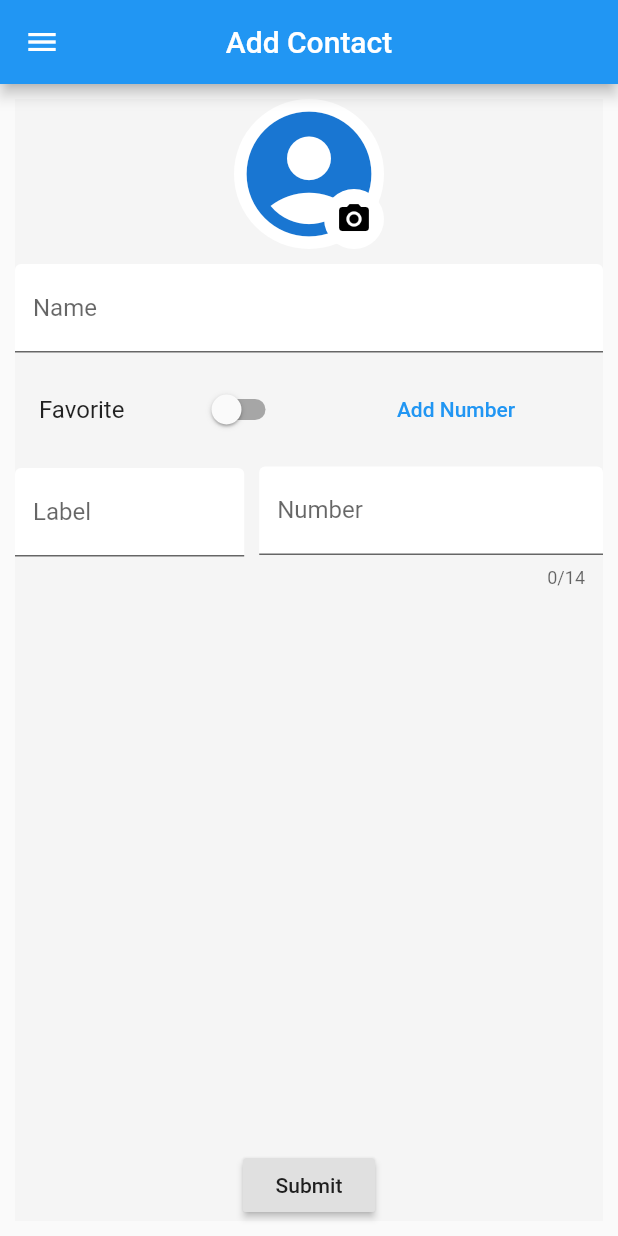
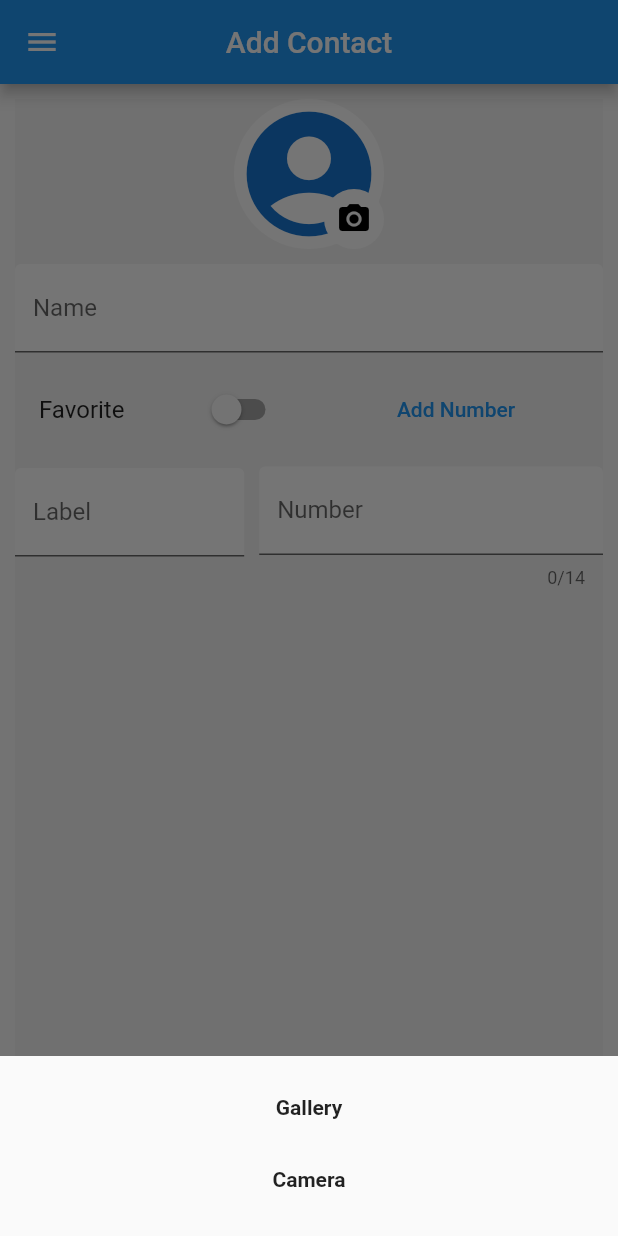
Before and after one commit to akashandroid90/contact_app, a Flutter app: the screen it shows after launch, after a tap on the "add" icon, after a tap on the "camera alt" icon, on a phone screen of 412 x 824 dp. Run offline on Flutter 3.47's test engine with Material 2 defaults, Android fonts, the phone set to English and light mode, and no system bars; our stand-ins replace flutter_bloc, image_picker, sqflite; accounts and stored records are empty.

Commit message:
image picker setup

```diff
--- a/lib/bloc/contact_bloc.dart
+++ b/lib/bloc/contact_bloc.dart
@@ -4,6 +4,7 @@ import 'package:contactapp/model/app_contact.dart';
 import 'package:contactapp/model/app_phone.dart';
 import 'package:contactapp/state/contact_state.dart';
 import 'package:flutter_bloc/flutter_bloc.dart';
+import 'package:image_picker/image_picker.dart';
 
 class ContactBloc extends Bloc<int, ContactState> {
   final _appDatabase = AppDatabase();
@@ -65,6 +66,13 @@ class ContactBloc extends Bloc<int, ContactState> {
     state.selectedContact = contact;
   }
 
+  Future<void> getImage(ImageSource source) async {
+    return await ImagePicker().getImage(source: source).then((value) {
+      state.selectedContact.avatar = value.path;
+      add(AppConstant.modifyContact);
+    });
+  }
+
   //Database Operations
 
   Future<List<AppContact>> fetchContacts(bool favourites) async {
--- a/lib/data/app_database.dart
+++ b/lib/data/app_database.dart
@@ -33,7 +33,7 @@ class AppDatabase {
 
   void _createDb(Database db, int newVersion) async {
     await db.execute(
-        "CREATE TABLE $tblName($colId INTEGER PRIMARY KEY, $colName TEXT, $colAvatar BLOB, $colFav INTEGER default 0)");
+        "CREATE TABLE $tblName($colId INTEGER PRIMARY KEY, $colName TEXT, $colAvatar TEXT, $colFav INTEGER default 0)");
     await db.execute(
         "CREATE TABLE $tblPhoneName($colId INTEGER PRIMARY KEY, $colLabel TEXT, $colNumber TEXT, $colContactId INTEGER)");
   }
--- a/lib/model/app_contact.dart
+++ b/lib/model/app_contact.dart
@@ -1,11 +1,9 @@
-import 'dart:typed_data';
-
 import 'package:contactapp/model/app_phone.dart';
 
 class AppContact {
   int id;
   String name;
-  Uint8List avatar;
+  String avatar;
   bool favorite;
   List<AppPhone> phoneList;
 
--- a/lib/pages/add_or_update_contact.dart
+++ b/lib/pages/add_or_update_contact.dart
@@ -1,3 +1,5 @@
+import 'dart:io';
+
 import 'package:contactapp/bloc/contact_bloc.dart';
 import 'package:contactapp/bloc/home_bloc.dart';
 import 'package:contactapp/constants/app_constants.dart';
@@ -5,12 +7,44 @@ import 'package:contactapp/model/app_phone.dart';
 import 'package:contactapp/state/contact_state.dart';
 import 'package:flutter/material.dart';
 import 'package:flutter_bloc/flutter_bloc.dart';
+import 'package:image_picker/image_picker.dart';
 
 class AddOrUpdateContactPage extends StatelessWidget {
   final GlobalKey<FormState> _formKey = GlobalKey<FormState>();
   ContactBloc _contactBloc;
 
-  Widget _buildAvatarImage() {
+  void _openImagePicker(BuildContext context) {
+    showModalBottomSheet(
+        context: context,
+        builder: (BuildContext context) {
+          return Container(
+            padding: EdgeInsets.all(10.0),
+            height: 120,
+            child: Column(
+              children: <Widget>[
+                FlatButton(
+                    onPressed: () => _contactBloc
+                        .getImage(ImageSource.gallery)
+                        .then((value) => Navigator.pop(context)),
+                    child: Text(
+                      "Gallery",
+                      style: TextStyle(fontWeight: FontWeight.bold),
+                    )),
+                FlatButton(
+                    onPressed: () => _contactBloc
+                        .getImage(ImageSource.camera)
+                        .then((value) => Navigator.pop(context)),
+                    child: Text(
+                      "Camera",
+                      style: TextStyle(fontWeight: FontWeight.bold),
+                    )),
+              ],
+            ),
+          );
+        });
+  }
+
+  Widget _buildAvatarImage(BuildContext context) {
     return BlocBuilder(
         bloc: _contactBloc,
         builder: (BuildContext context, ContactState state) {
@@ -21,12 +55,14 @@ class AddOrUpdateContactPage extends StatelessWidget {
                 height: 100,
                 child: CircleAvatar(
                   backgroundColor: Colors.white,
-                  child: Icon(
+                  backgroundImage: state.selectedContact.avatar != null
+                      ? FileImage(File(state.selectedContact.avatar))
+                      : null,
+                  child: state.selectedContact.avatar == null
+                      ? Icon(
                     Icons.account_circle,
                     size: 100,
-                  ),
-                  backgroundImage: state.selectedContact.avatar != null
-                      ? MemoryImage(state.selectedContact.avatar)
+                  )
                       : null,
                 ),
               ),
@@ -40,7 +76,7 @@ class AddOrUpdateContactPage extends StatelessWidget {
                         Icons.camera_alt,
                         color: Colors.black,
                       ),
-                      onPressed: () => {}),
+                      onPressed: () => _openImagePicker(context)),
                 ),
               )
             ],
@@ -154,7 +190,7 @@ class AddOrUpdateContactPage extends StatelessWidget {
                     child: Container(
                       margin: EdgeInsets.only(bottom: 20.0),
                       child:
-                          _buildLabel(state.selectedContact.phoneList[index]),
+                      _buildLabel(state.selectedContact.phoneList[index]),
                     ),
                   ),
                   SizedBox(
@@ -186,7 +222,7 @@ class AddOrUpdateContactPage extends StatelessWidget {
           key: _formKey,
           child: Column(
             children: <Widget>[
-              _buildAvatarImage(),
+              _buildAvatarImage(context),
               SizedBox(
                 height: 10.0,
               ),
--- a/lib/pages/contact_list.dart
+++ b/lib/pages/contact_list.dart
@@ -1,3 +1,5 @@
+import 'dart:io';
+
 import 'package:contactapp/bloc/contact_bloc.dart';
 import 'package:contactapp/bloc/home_bloc.dart';
 import 'package:contactapp/constants/app_constants.dart';
@@ -23,8 +25,9 @@ class ContactListPage extends StatelessWidget {
             elevation: 2.0,
             child: ListTile(
               leading: CircleAvatar(
-                backgroundImage:
-                    contact.avatar != null ? MemoryImage(contact.avatar) : null,
+                backgroundImage: contact.avatar != null
+                    ? FileImage(File(contact.avatar))
+                    : null,
                 child: contact.avatar == null
                     ? Text(
                   contact.name.substring(0, 1).toUpperCase(),
--- a/pubspec.yaml
+++ b/pubspec.yaml
@@ -32,6 +32,7 @@ dependencies:
   permission_handler: ^5.0.0+hotfix.6
   sqflite: ^1.3.0+1
   path_provider: ^1.6.9
+  image_picker: ^0.6.7
 
 dev_dependencies:
   flutter_test:
```
Also changed, not shown: pubspec.lock. Lines whose indentation alone changed are shown as unchanged.
